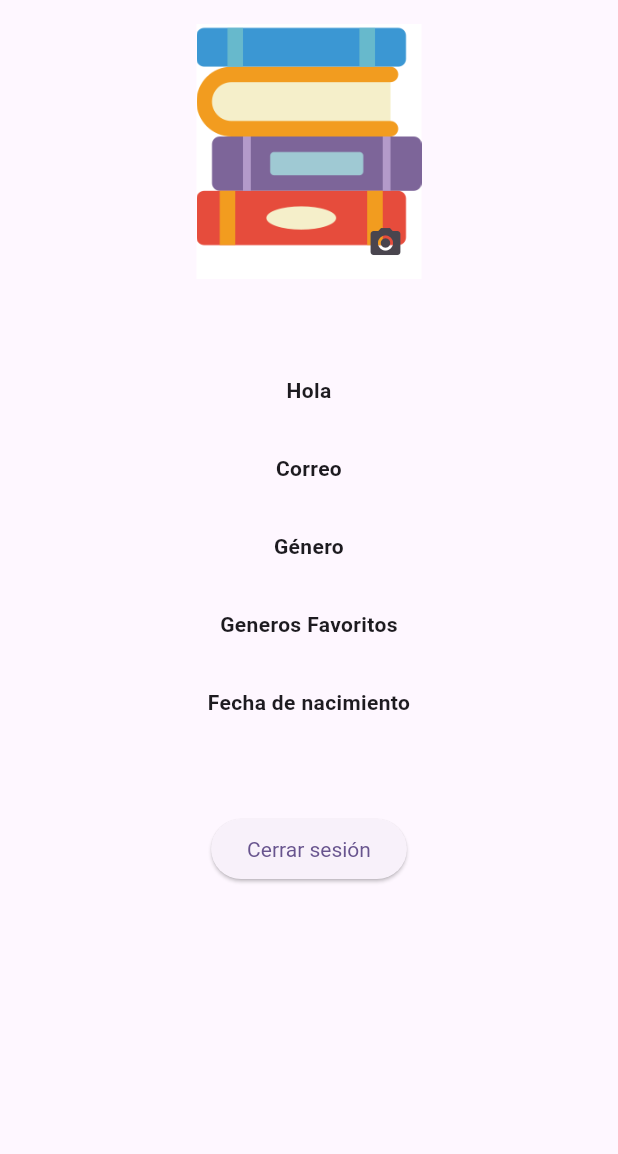
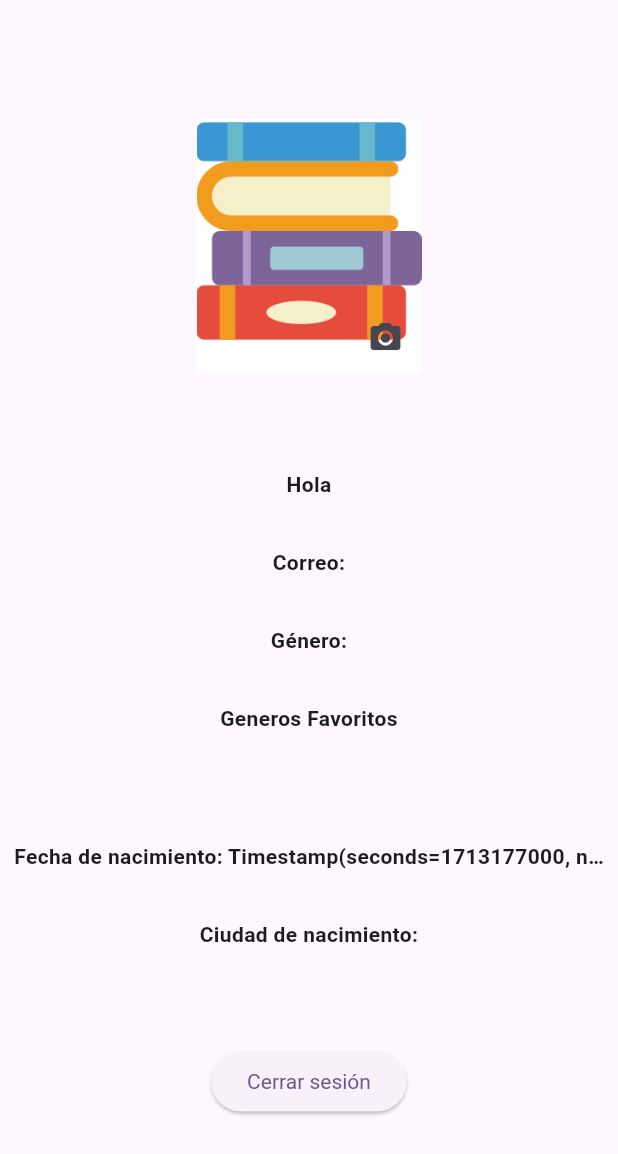
Before and after one commit to edwincubillos24/itm_libros, a Flutter app: the ProfilePage screen opened directly, on a phone screen of 412 x 824 dp. Shown: the top 1154 px of the screen. Run offline on Flutter 3.47's test engine with Material 3 defaults, Android fonts, the phone set to English and light mode, and no system bars; our stand-ins replace cloud_firestore, firebase_auth, firebase_core, flutter_rating_bar, image_picker, shared_preferences; accounts and stored records are empty.

Commit message:
Paso 3 (18-abril) Se carga la vista de perfil

```diff
--- a/lib/pages/profile_page.dart
+++ b/lib/pages/profile_page.dart
@@ -1,5 +1,7 @@
 import 'dart:io';
 
+import 'package:cloud_firestore/cloud_firestore.dart';
+import 'package:firebase_auth/firebase_auth.dart';
 import 'package:flutter/material.dart';
 import 'package:flutter/services.dart';
 import 'package:image_picker/image_picker.dart';
@@ -12,7 +14,6 @@ class ProfilePage extends StatefulWidget {
 }
 
 class _ProfilePageState extends State<ProfilePage> {
-
   showAlertDialog(BuildContext context) {
     AlertDialog alert = AlertDialog(
       title: const Text("Advertencia"),
@@ -76,9 +77,19 @@ class _ProfilePageState extends State<ProfilePage> {
     return Scaffold(
       body: Padding(
         padding: const EdgeInsets.symmetric(horizontal: 8, vertical: 16),
-        child: Center(
+        child: StreamBuilder<DocumentSnapshot<Map<String, dynamic>?>>(
+            stream: FirebaseFirestore.instance
+                .collection("users")
+                .doc(FirebaseAuth.instance.currentUser?.uid)
+                .snapshots(),
+            builder: (context, snapshot) {
+              if (!snapshot.hasData) {
+                return const Text("Loading");
+              }
+              var user = snapshot.data!.data();
+              return Center(
                 child: Column(
-            //   mainAxisAlignment: MainAxisAlignment.center,
+                  mainAxisAlignment: MainAxisAlignment.center,
                   children: [
                     Container(
                       decoration: const BoxDecoration(color: Colors.white),
@@ -109,35 +120,42 @@ class _ProfilePageState extends State<ProfilePage> {
                     const SizedBox(
                       height: 64.0,
                     ),
-              const Text("Hola",
+                    Text('Hola ${user?['name']}',
                         textAlign: TextAlign.center,
                         overflow: TextOverflow.ellipsis,
                         style: TextStyle(fontWeight: FontWeight.bold)),
                     const SizedBox(
                       height: 32.0,
                     ),
-              const Text("Correo",
+                    Text('Correo:  ${user?['email']}',
                         textAlign: TextAlign.center,
                         overflow: TextOverflow.ellipsis,
                         style: const TextStyle(fontWeight: FontWeight.bold)),
                     const SizedBox(
                       height: 32.0,
                     ),
-              const Text("Género",
+                    Text("Género: ${user?['genre']}",
                         textAlign: TextAlign.center,
                         overflow: TextOverflow.ellipsis,
                         style: const TextStyle(fontWeight: FontWeight.bold)),
                     const SizedBox(
                       height: 32.0,
                     ),
-              const Text("Generos Favoritos",
+                    Text("Generos Favoritos\n\n${cargarGenerosFavoritos(user)}",
                         textAlign: TextAlign.center,
                         overflow: TextOverflow.ellipsis,
                         style: const TextStyle(fontWeight: FontWeight.bold)),
                     const SizedBox(
                       height: 32.0,
                     ),
-              const Text("Fecha de nacimiento",
+                    Text("Fecha de nacimiento: ${user?['birthDate']} ",
+                        textAlign: TextAlign.center,
+                        overflow: TextOverflow.ellipsis,
+                        style: const TextStyle(fontWeight: FontWeight.bold)),
+                    const SizedBox(
+                      height: 32.0,
+                    ),
+                    Text("Ciudad de nacimiento: ${user?['birthCity']} ",
                         textAlign: TextAlign.center,
                         overflow: TextOverflow.ellipsis,
                         style: const TextStyle(fontWeight: FontWeight.bold)),
@@ -153,8 +171,22 @@ class _ProfilePageState extends State<ProfilePage> {
                     ),
                   ],
                 ),
-        ),
+              );
+            }),
       ),
     );
   }
+
+  String cargarGenerosFavoritos(Map<String, dynamic>? user) {
+    String _generosFavoritos = "";
+    if (user?['isActionFavorite'] == true) _generosFavoritos = "Acción";
+    if (user?['_isAdventureFavorite'] == true) _generosFavoritos += " Aventura";
+    if (user?['_isDramaFavorite'] == true) _generosFavoritos += " Drama";
+    if (user?['_isFantasyFavorite'] == true) _generosFavoritos += "Fantasia";
+    if (user?['_isFictionFavorite'] == true) _generosFavoritos += "Ficción";
+    if (user?['_isRomanceFavorite'] == true) _generosFavoritos += "Romance";
+    if (user?['_isSuspenseFavorite'] == true) _generosFavoritos += "Suspenso";
+    if (user?['_isTerrorFavorite'] == true) _generosFavoritos += "Terror";
+    return _generosFavoritos;
   }
+}
```
Lines whose indentation alone changed are shown as unchanged.
